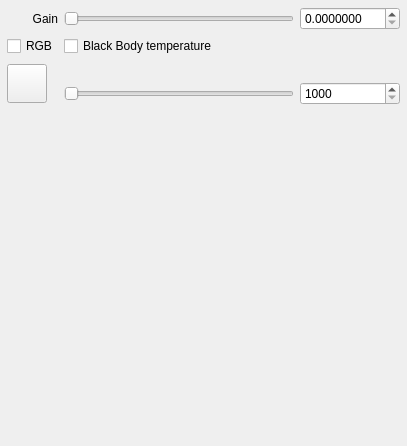
Qt form qtgui/lightgroup.ui (sungsoo/luxrender-lux) before a commit.
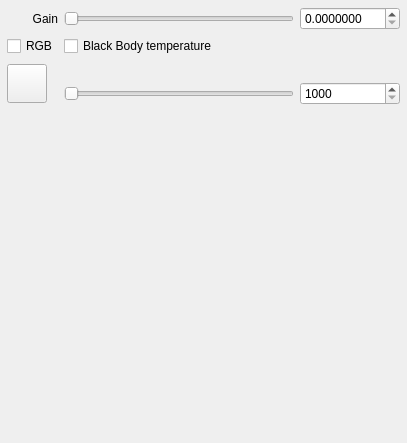
The same form after that commit. Icons and pictures are not drawn.

What changed in the file:
```diff
--- a/qtgui/lightgroup.ui
+++ b/qtgui/lightgroup.ui
@@ -7,7 +7,7 @@
     <x>0</x>
     <y>0</y>
     <width>407</width>
-    <height>446</height>
+    <height>443</height>
    </rect>
   </property>
   <property name="windowTitle">
```
Left out of the diff: 21 changed lines with no effect on the pictures.
